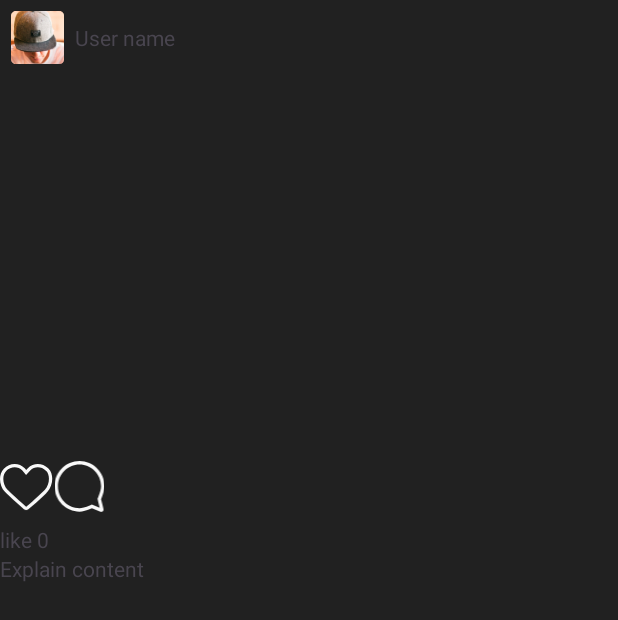
After one commit to gudals123/MobileApps, an Android app: the layout item_detail.xml on its own in the app's theme, with its tools: preview values and no code run, on a phone screen of 412 x 824 dp. The commit adds this screen. Shown: the top 620 px of the screen. Run offline under Robolectric (Android 15) with nearby library versions, the phone set to English and light mode, and no system bars.

Commit message:
feat/#9 임시저장

```diff
--- /dev/null
+++ b/InstaProject/app/src/main/res/drawable/ic_chat_white.xml
@@ -0,0 +1,10 @@
+<vector xmlns:android="http://schemas.android.com/apk/res/android"
+    android:width="22dp"
+    android:height="23dp"
+    android:viewportWidth="22"
+    android:viewportHeight="23">
+  <path
+      android:pathData="M22,11C22,4.925 17.075,0 11,0C4.925,0 0,4.925 0,11C0,17.075 4.925,22 11,22C12.326,22 14.148,21.516 16.465,20.549L20.211,22.01L20.322,22.046C20.807,22.174 21.32,21.92 21.506,21.442C21.581,21.251 21.595,21.042 21.546,20.843L20.502,16.546L20.673,16.137C21.558,13.981 22,12.269 22,11ZM19.271,15.6L18.927,16.417L19.862,20.264L16.445,18.931L15.512,19.318C13.545,20.112 12.024,20.5 11,20.5C5.753,20.5 1.5,16.247 1.5,11C1.5,5.753 5.753,1.5 11,1.5C16.247,1.5 20.5,5.753 20.5,11C20.5,12.045 20.097,13.595 19.271,15.6Z"
+      android:fillColor="#F9F9F9"
+      android:fillType="evenOdd"/>
+</vector>
--- /dev/null
+++ b/InstaProject/app/src/main/res/layout/item_detail.xml
@@ -0,0 +1,58 @@
+<?xml version="1.0" encoding="utf-8"?>
+
+<LinearLayout
+    xmlns:android="http://schemas.android.com/apk/res/android"
+    xmlns:tools="http://schemas.android.com/tools"
+    android:orientation="vertical"
+    android:layout_width="match_parent"
+    android:layout_height="match_parent">
+    <LinearLayout
+        android:gravity="center_vertical"
+        android:layout_width="match_parent"
+        android:layout_height="50dp"
+        tools:ignore="MissingConstraints">
+        <ImageView
+            android:id="@+id/detailviewitem_porfile_image"
+            android:src="@mipmap/ic_launcher"
+            android:layout_margin="7.5dp"
+            android:layout_width="35dp"
+            android:layout_height="35dp"/>
+        <TextView
+            android:text="User name"
+            android:id="@+id/detailviewitem_porfile_textview"
+            android:layout_width="wrap_content"
+            android:layout_height="wrap_content"/>
+    </LinearLayout>
+    <ImageView
+        android:id="@+id/detailviewitem_imageview_content"
+        android:scaleType="fitXY"
+        android:layout_width="match_parent"
+        android:layout_height="250dp"
+        tools:ignore="MissingConstraints" />
+    <LinearLayout
+        android:gravity="center_vertical"
+        android:layout_width="match_parent"
+        android:layout_height="50dp">
+        <ImageView
+            android:id="@+id/detailviewitem_favorite_imageview"
+            android:src="@drawable/ic_notif"
+            android:layout_width="35dp"
+            android:layout_height="35dp"/>
+        <ImageView
+            android:id="@+id/detailviewitem_comment_imageview"
+            android:src="@drawable/ic_chat_white"
+            android:layout_width="35dp"
+            android:layout_height="35dp"/>
+
+    </LinearLayout>
+    <TextView
+        android:id="@+id/detailviewitem_favoritecounter_textview"
+        android:text="like 0"
+        android:layout_width="wrap_content"
+        android:layout_height="wrap_content"/>
+    <TextView
+        android:id="@+id/detailviewitem_explain_textview"
+        android:text="Explain content"
+        android:layout_width="wrap_content"
+        android:layout_height="wrap_content"/>
+</LinearLayout>
```
Also changed, not shown: InstaProject/app/src/main/java/com/example/instaproject/navigation/HomeFragment.kt (+99 -4 lines), InstaProject/app/src/main/java/com/example/instaproject/navigation/model/ContentDTO.kt (added, +13 -0 lines), InstaProject/app/src/main/res/layout/activity_navi.xml (+0 -15 lines), InstaProject/app/src/main/res/layout/fragment_detail.xml (added, +12 -0 lines).
